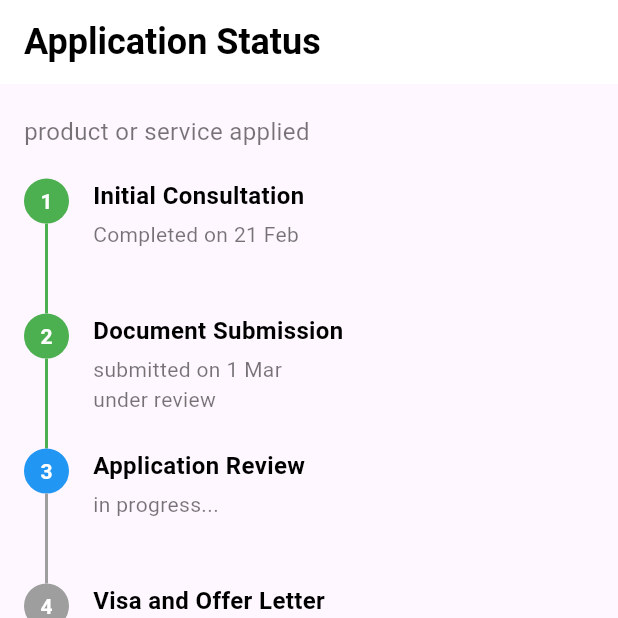
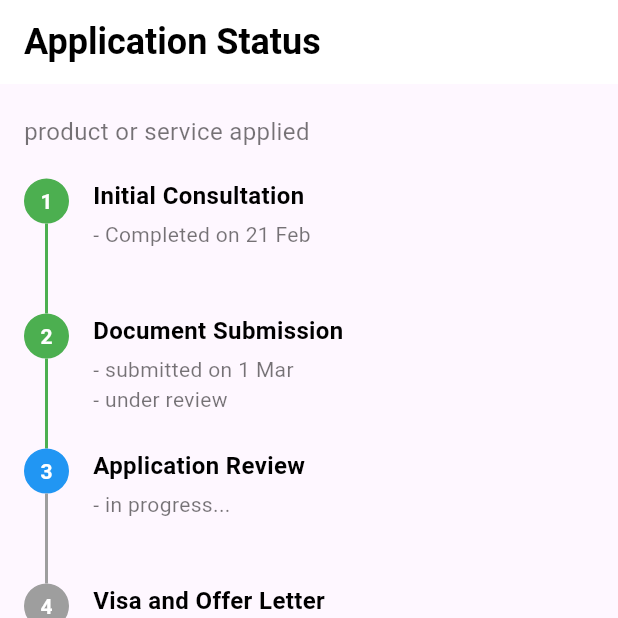
Before and after one commit to akmaleum/edumi-app, a Flutter app: the ApplicationStatusScreen screen opened directly, on a phone screen of 412 x 824 dp, the top half of it. Run offline on Flutter 3.47's test engine with Material 3 defaults, Android fonts, the phone set to English and light mode, and no system bars.

```diff
--- a/lib/status.dart
+++ b/lib/status.dart
@@ -42,21 +42,21 @@ class ApplicationStatusScreen extends StatelessWidget {
                   _buildTimelineStep(
                     stepNumber: 1,
                     title: 'Initial Consultation',
-                    subtitle: 'Completed on 21 Feb',
+                    subtitle: '- Completed on 21 Feb',
                     isCompleted: true,
                     isActive: false,
                   ),
                   _buildTimelineStep(
                     stepNumber: 2,
                     title: 'Document Submission',
-                    subtitle: 'submitted on 1 Mar\nunder review',
+                    subtitle: '- submitted on 1 Mar\n- under review',
                     isCompleted: true,
                     isActive: false,
                   ),
                   _buildTimelineStep(
                     stepNumber: 3,
                     title: 'Application Review',
-                    subtitle: 'in progress...',
+                    subtitle: '- in progress...',
                     isCompleted: false,
                     isActive: true,
                   ),
```
